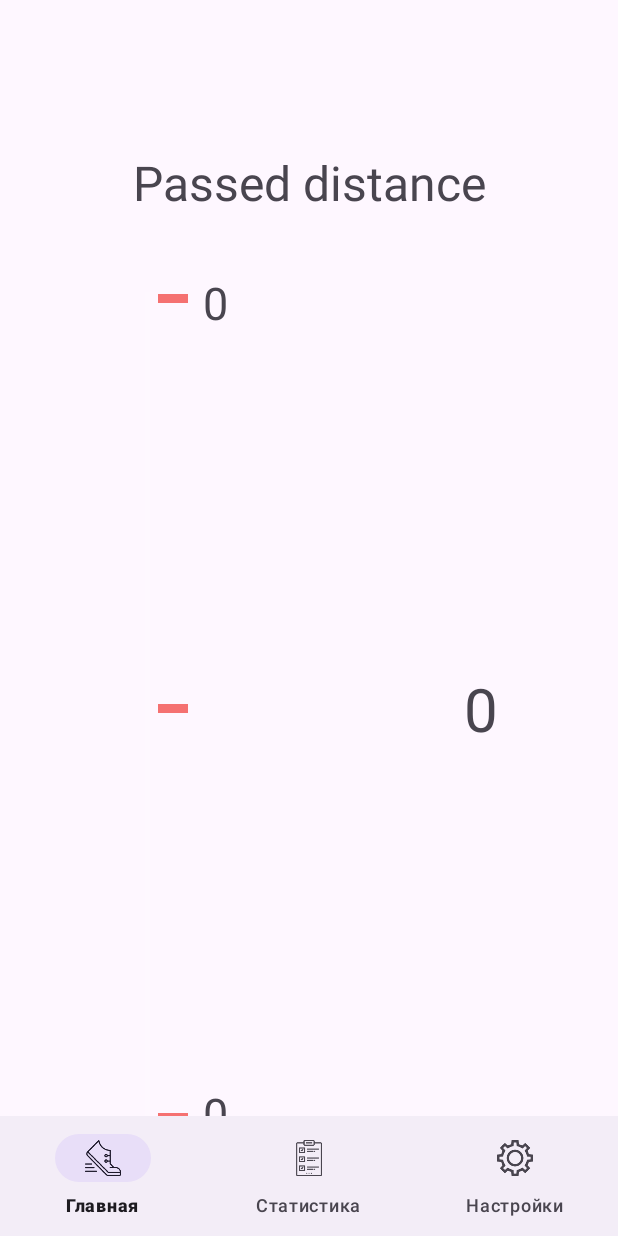
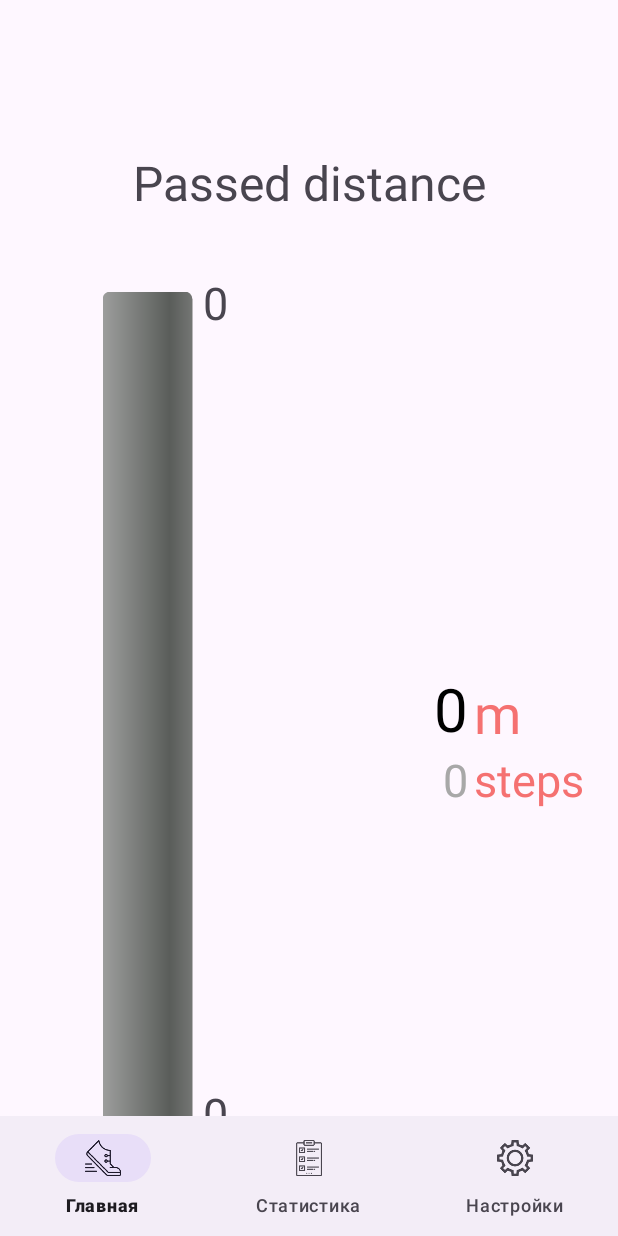
Before and after one commit to 4udiwe/step-counter, an Android app: the screen it shows after launch (MainActivity), on a phone screen of 412 x 824 dp. Run offline under Robolectric (Android 15) with nearby library versions, the phone set to English and light mode, and no system bars.

Commit message:
Оформление, кол-во шагов

```diff
--- a/app/src/main/java/com/example/step_counter/FragmentMain.java
+++ b/app/src/main/java/com/example/step_counter/FragmentMain.java
@@ -15,7 +15,7 @@ import com.example.step_counter.db.DBManager;
 
 
 public class FragmentMain extends Fragment implements SwipeRefreshLayout.OnRefreshListener {
-    private TextView tvDictance;
+    private TextView tvDictance, tvSteps;
     private DBManager dbManager;
     private ProgressBar progressBar;
     private SwipeRefreshLayout swipeRefresh;
@@ -33,6 +33,7 @@ public class FragmentMain extends Fragment implements SwipeRefreshLayout.OnRefre
         View view = inflater.inflate(R.layout.fragment_main, container, false);
         TextView tvTarget = view.findViewById(R.id.tvTarget);
         tvDictance = view.findViewById(R.id.tvDist);
+        tvSteps = view.findViewById(R.id.tvSteps);
 
 
         dbManager = new DBManager((MainActivity) this.getContext());
@@ -56,9 +57,10 @@ public class FragmentMain extends Fragment implements SwipeRefreshLayout.OnRefre
     public void onRefresh() {
         Log.d("RRR", "Refresh");
         dbManager.openDB();
-        int steps = dbManager.readLastFromDB();
-        tvDictance.setText(String.valueOf(steps));
-        progressBar.setProgress(steps,true);
+        int dist = dbManager.readLastFromDB();
+        tvDictance.setText(String.valueOf(dist));
+        tvSteps.setText(String.valueOf((int) (dist * 1.4)));
+        progressBar.setProgress(dist,true);
         dbManager.closeDB();
         swipeRefresh.setRefreshing(false);
 
--- a/app/src/main/java/com/example/step_counter/FragmentStat.java
+++ b/app/src/main/java/com/example/step_counter/FragmentStat.java
@@ -1,14 +1,11 @@
 package com.example.step_counter;
 
-import android.annotation.SuppressLint;
 import android.os.Bundle;
 
 import androidx.fragment.app.Fragment;
 import androidx.recyclerview.widget.LinearLayoutManager;
 import androidx.recyclerview.widget.RecyclerView;
-import androidx.swiperefreshlayout.widget.SwipeRefreshLayout;
 
-import android.util.Log;
 import android.util.Pair;
 import android.view.LayoutInflater;
 import android.view.View;
@@ -38,7 +35,7 @@ public class FragmentStat extends Fragment {
         View view = inflater.inflate(R.layout.fragment_stat, container, false);
         dbManager = new DBManager((MainActivity) this.getContext());
         tvAverageDist = view.findViewById(R.id.tvAverageDistance);
-        tvTargetAcheaving = view.findViewById(R.id.tvTargetAcheaving);
+        tvTargetAcheaving = view.findViewById(R.id.tvTargetAcheavment);
         recyclerView = view.findViewById(R.id.rvStatistic);
 
         target = dbManager.getTarget();
--- a/app/src/main/res/layout/fragment_main.xml
+++ b/app/src/main/res/layout/fragment_main.xml
@@ -10,17 +10,45 @@
     tools:context=".FragmentMain">
 
     <TextView
+        android:id="@+id/tvSteps"
+        android:layout_width="wrap_content"
+        android:layout_height="wrap_content"
+        android:textSize="30sp"
+        android:text="@string/_10000"
+        android:textColor="@color/gray"
+        app:layout_constraintTop_toBottomOf="@id/tvDist"
+        app:layout_constraintRight_toRightOf="@id/tvDist" />
+    <TextView
         android:id="@+id/tvDist"
         android:layout_width="wrap_content"
         android:layout_height="wrap_content"
-        android:text="@string/dist"
+        android:text="@string/_10000"
+        android:textColor="@color/black"
         android:textSize="40sp"
-        android:layout_marginEnd="80sp"
+        android:layout_marginEnd="100sp"
         android:layout_marginTop="80sp"
-
         app:layout_constraintBottom_toBottomOf="parent"
         app:layout_constraintEnd_toEndOf="parent"
         app:layout_constraintTop_toTopOf="parent" />
+    <TextView
+        android:layout_width="wrap_content"
+        android:layout_height="wrap_content"
+        android:text="@string/m"
+        android:textSize="36sp"
+        android:textColor="@color/my_ligth_red"
+        android:layout_marginStart="4dp"
+        app:layout_constraintStart_toEndOf="@id/tvDist"
+        app:layout_constraintBottom_toBottomOf="@id/tvDist" />
+    <TextView
+        android:layout_width="wrap_content"
+        android:layout_height="wrap_content"
+        android:textSize="30sp"
+        android:text="@string/steps"
+        android:textColor="@color/my_ligth_red"
+        app:layout_constraintTop_toTopOf="@id/tvSteps"
+        app:layout_constraintLeft_toRightOf="@id/tvSteps"
+        android:layout_marginStart="4dp"/>
+
 
     <TextView
         android:layout_width="wrap_content"
@@ -57,49 +85,22 @@
         android:layout_marginBottom="220sp"
         />
 
-
-    <View
-        android:layout_width="20dp"
-        android:layout_height="6dp"
-        android:background="@color/my_ligth_red"
-        app:layout_constraintTop_toTopOf="@id/progressBar"
-        app:layout_constraintBottom_toBottomOf="@id/progressBar"
-        app:layout_constraintEnd_toEndOf="@id/progressBar"
-        android:layout_marginEnd="250sp"/>
-    <View
-        android:layout_width="20dp"
-        android:layout_height="6dp"
-        android:background="@color/my_ligth_red"
-        app:layout_constraintBottom_toBottomOf="@id/progressBar"
-        app:layout_constraintEnd_toEndOf="@id/progressBar"
-        android:layout_marginEnd="250sp"
-        android:layout_marginBottom="300sp"/>
-    <View
-        android:layout_width="20dp"
-        android:layout_height="6dp"
-        android:background="@color/my_ligth_red"
-        app:layout_constraintTop_toTopOf="@id/progressBar"
-        app:layout_constraintEnd_toEndOf="@id/progressBar"
-        android:layout_marginEnd="250sp"
-        android:layout_marginTop="300sp"/>
-
     <ProgressBar
         android:id="@+id/progressBar"
-        style="@android:style/Widget.Holo.ProgressBar.Horizontal"
+        style="@android:style/Widget.ProgressBar.Horizontal"
         android:layout_width="555sp"
         android:layout_height="60sp"
+        android:layout_marginStart="-180dp"
         android:layout_marginTop="80sp"
         android:indeterminate="false"
         android:indeterminateOnly="false"
         android:mirrorForRtl="true"
+        android:progress="70"
         android:progressTint="@color/my_ligth_red"
         android:rotation="-90"
-        android:progress="100"
         app:layout_constraintBottom_toBottomOf="parent"
         app:layout_constraintStart_toStartOf="parent"
-        app:layout_constraintTop_toTopOf="parent"
-        android:layout_marginStart="-180sp"
-        />
+        app:layout_constraintTop_toTopOf="parent" />
 
     <androidx.swiperefreshlayout.widget.SwipeRefreshLayout
         android:id="@+id/swiperefresh"
--- a/app/src/main/res/values/strings.xml
+++ b/app/src/main/res/values/strings.xml
@@ -4,11 +4,12 @@
     <string name="set_daily_target">Set daily target</string>
     <string name="passed_distance">Passed distance</string>
     <string name="_0" translatable="false">0</string>
-    <string name="dist" translatable="false">Dist</string>
     <string name="date">Date</string>
     <string name="distance">Distance</string>
     <string name="average_distance">Average distance</string>
-    <string name="daily_target_acheaving">Daily target acheaving</string>
+    <string name="daily_target_acheavment">Daily target acheavment</string>
     <string name="new_target_toast">New target is set: </string>
     <string name="_10000" translatable="false">10000</string>
+    <string name="m">m</string>
+    <string name="steps">steps</string>
 </resources>
```
Also changed, not shown: app/src/main/java/com/example/step_counter/FragmentSettings.java (+22 -15 lines), app/src/main/res/layout/fragment_settings.xml (+5 -16 lines), app/src/main/res/layout/fragment_stat.xml (+5 -5 lines), app/src/main/res/layout/rv_elem.xml (+14 -0 lines), 1 other file.
